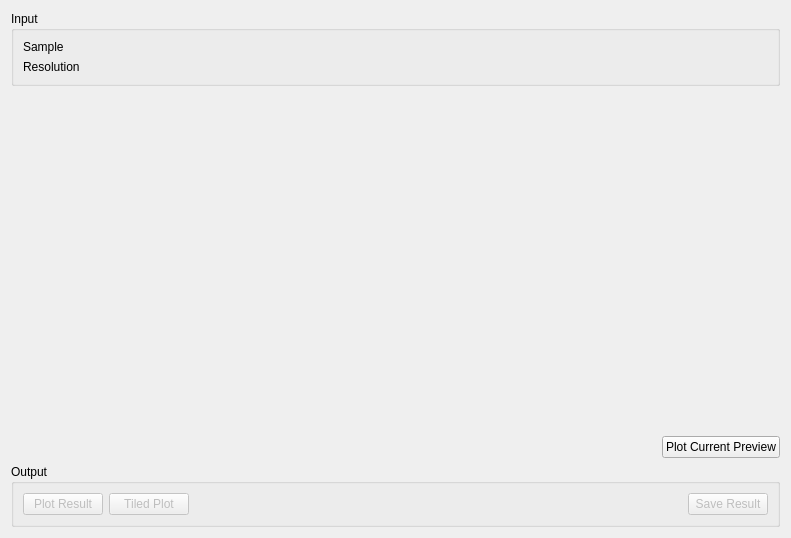
Old version of the form qt/scientific_interfaces/Indirect/Iqt.ui in the repository mantidproject/mantid.
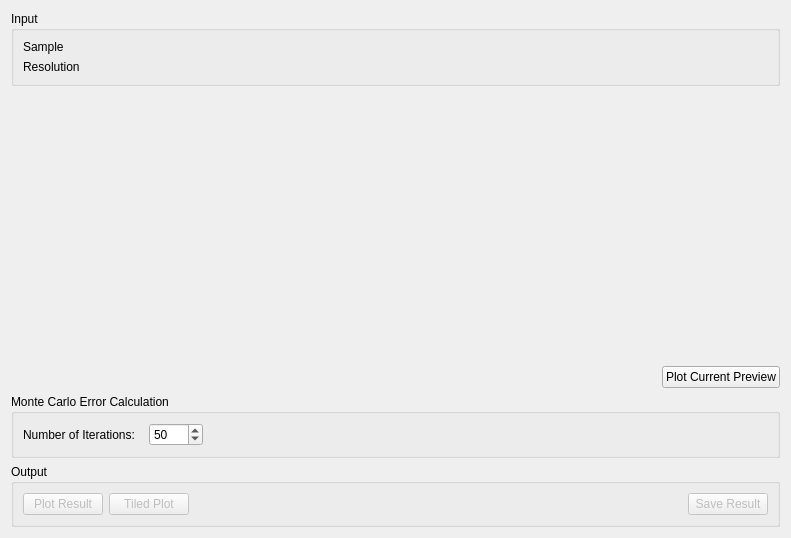
New version of the form. Custom widgets are drawn as their Qt base class.

Commit message: add iterations option to I(Q,t) interface re #22582

```diff
--- a/qt/scientific_interfaces/Indirect/Iqt.ui
+++ b/qt/scientific_interfaces/Indirect/Iqt.ui
@@ -187,6 +187,41 @@
      </item>
     </layout>
    </item>
+   <item>
+    <widget class="QGroupBox" name="ErrorCalc">
+     <property name="title">
+      <string>Monte Carlo Error Calculation</string>
+     </property>
+     <layout class="QHBoxLayout" name="horizontalLayout_2">
+      <item>
+       <widget class="QLabel" name="label">
+        <property name="maximumSize">
+         <size>
+          <width>120</width>
+          <height>16777215</height>
+         </size>
+        </property>
+        <property name="text">
+         <string>Number of Iterations:</string>
+        </property>
+       </widget>
+      </item>
+      <item alignment="Qt::AlignLeft">
+       <widget class="QSpinBox" name="spIterations">
+        <property name="minimum">
+         <number>1</number>
+        </property>
+        <property name="maximum">
+         <number>9999</number>
+        </property>
+        <property name="value">
+         <number>50</number>
+        </property>
+       </widget>
+      </item>
+     </layout>
+    </widget>
+   </item>
    <item>
     <widget class="QGroupBox" name="gbOutput">
      <property name="title">
```
The commit also changes 1 other file.
